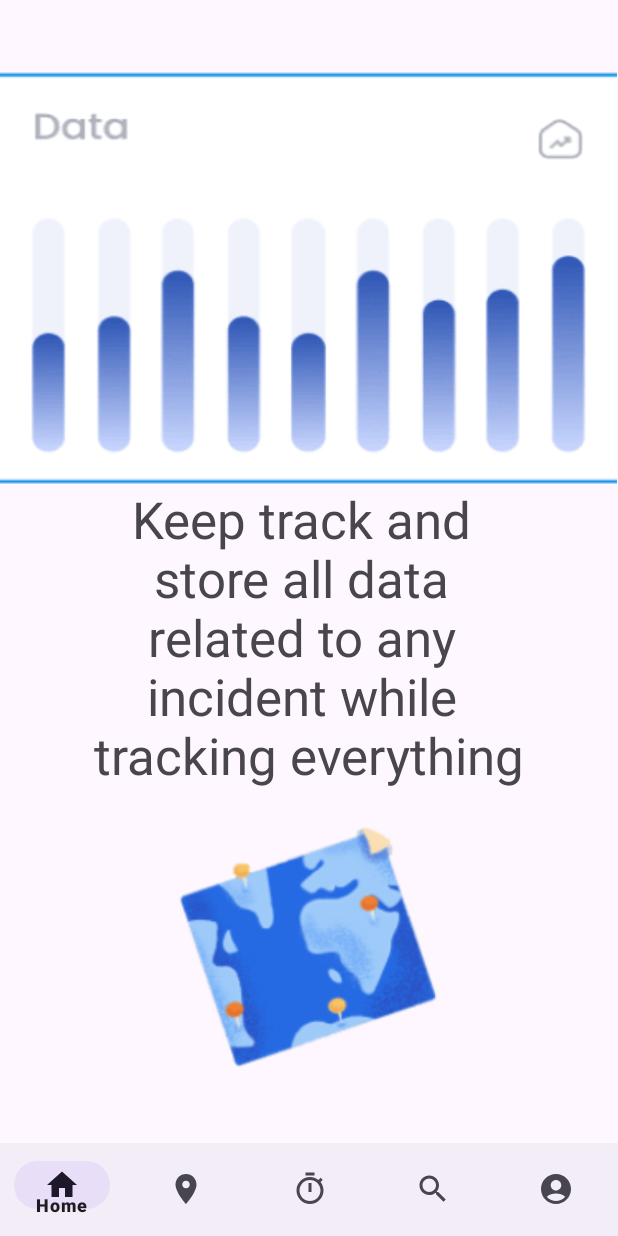
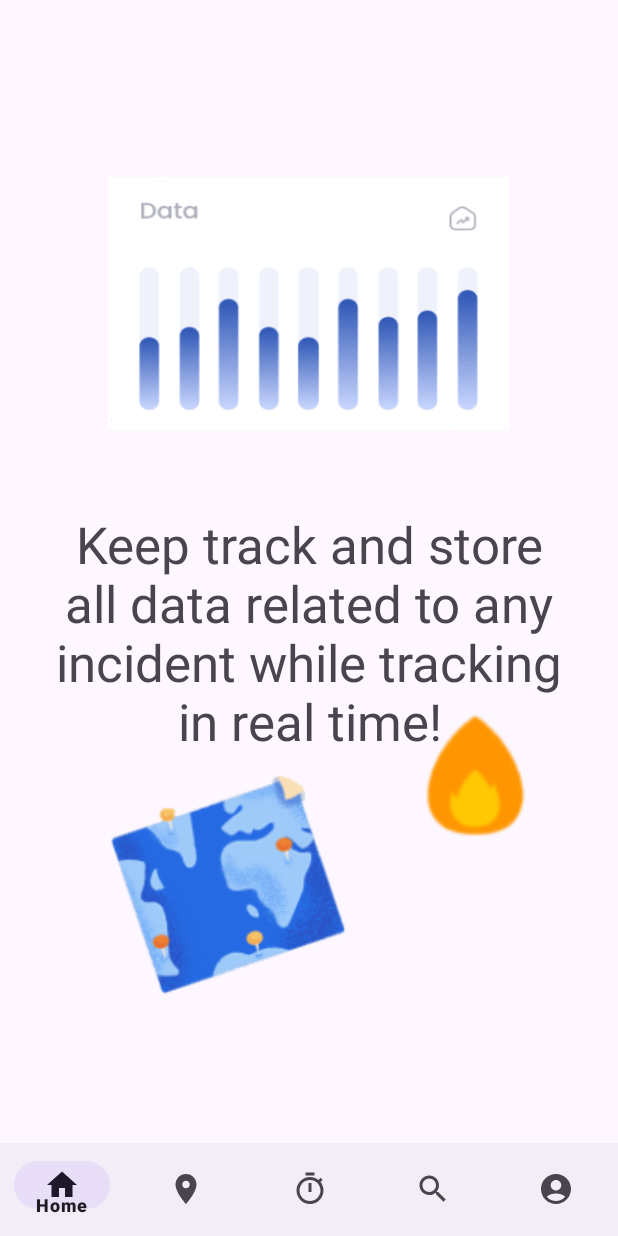
Before and after one commit to jeo33/ELEC390-COEN390, an Android app: the HomePage screen opened directly, with no data from a screen before it, on a phone screen of 412 x 824 dp. Run offline under Robolectric (Android 15) with nearby library versions, the phone set to English and light mode, and no system bars; our stand-ins replace Firebase (no records; nobody signed in at launch, a user with empty details on screens opened directly).

Commit message:
changed the home page

```diff
--- a/app/src/main/java/com/example/a390project/view/LoadingActivity.java
+++ b/app/src/main/java/com/example/a390project/view/LoadingActivity.java
@@ -10,7 +10,7 @@ import com.example.a390project.R;
 
 public class LoadingActivity extends AppCompatActivity {
 
-    private static final int LOADING_DURATION = 2000;
+    private static final int LOADING_DURATION = 4000;
 
     @Override
     protected void onCreate(Bundle savedInstanceState) {
--- a/app/src/main/res/layout/activity_loading.xml
+++ b/app/src/main/res/layout/activity_loading.xml
@@ -11,7 +11,7 @@
     <ImageView
         android:id="@+id/loadingImage"
         android:layout_width="match_parent"
-        android:layout_height="match_parent"
+        android:layout_height="792dp"
         android:background="#1C1919"
         android:src="@mipmap/ic_launcher_foreground"
         app:srcCompat="@mipmap/ic_launcher_foreground"
--- a/app/src/main/res/layout/fragment_home_page.xml
+++ b/app/src/main/res/layout/fragment_home_page.xml
@@ -1,6 +1,8 @@
 <!-- fragment_home.xml -->
-<LinearLayout xmlns:android="http://schemas.android.com/apk/res/android"
+<androidx.constraintlayout.widget.ConstraintLayout xmlns:android="http://schemas.android.com/apk/res/android"
     xmlns:app="http://schemas.android.com/apk/res-auto"
+    xmlns:tools="http://schemas.android.com/tools"
+    android:id="@+id/linearLayout2"
     android:layout_width="match_parent"
     android:layout_height="match_parent"
     android:orientation="vertical">
@@ -8,23 +10,53 @@
 
     <ImageView
         android:id="@+id/dataImageView"
-        android:layout_width="match_parent"
-        android:layout_height="wrap_content"
+        android:layout_width="243dp"
+        android:layout_height="231dp"
+        android:layout_marginStart="84dp"
+        android:layout_marginTop="39dp"
+        android:layout_marginEnd="84dp"
+        android:layout_marginBottom="22dp"
         android:scaleX="1.1"
-        app:srcCompat="@drawable/data_picture_390" />
+        app:layout_constraintBottom_toTopOf="@+id/textView"
+        app:layout_constraintEnd_toEndOf="parent"
+        app:layout_constraintStart_toStartOf="parent"
+        app:layout_constraintTop_toTopOf="parent"
+        app:srcCompat="@drawable/data_picture_390"
+        tools:srcCompat="@drawable/data_picture_390" />
 
     <TextView
         android:id="@+id/textView"
-        android:layout_width="match_parent"
-        android:layout_height="227dp"
-        android:text="Keep track and \nstore all data \nrelated to any \nincident while \ntracking everything"
+        android:layout_width="349dp"
+        android:layout_height="283dp"
+        android:layout_marginStart="31dp"
+        android:layout_marginTop="22dp"
+        android:layout_marginEnd="31dp"
+        android:fontFamily="sans-serif"
+        android:text="Keep track and store all data related to any incident while tracking in real time!"
         android:textAlignment="center"
-        android:textSize="34sp" />
+        android:textSize="34sp"
+        app:layout_constraintEnd_toEndOf="parent"
+        app:layout_constraintStart_toStartOf="parent"
+        app:layout_constraintTop_toBottomOf="@+id/dataImageView" />
+
+    <ImageView
+        android:id="@+id/mapImageVIew"
+        android:layout_width="wrap_content"
+        android:layout_height="wrap_content"
+        android:layout_marginEnd="180dp"
+        android:layout_marginBottom="52dp"
+        app:layout_constraintBottom_toBottomOf="parent"
+        app:layout_constraintEnd_toEndOf="parent"
+        app:srcCompat="@drawable/map_picture_390" />
 
     <ImageView
         android:id="@+id/imageView3"
-        android:layout_width="match_parent"
-        android:layout_height="161dp"
-        app:srcCompat="@drawable/map_picture_390" />
+        android:layout_width="68dp"
+        android:layout_height="85dp"
+        android:layout_marginEnd="60dp"
+        android:layout_marginBottom="156dp"
+        app:layout_constraintBottom_toBottomOf="parent"
+        app:layout_constraintEnd_toEndOf="parent"
+        app:srcCompat="@drawable/fire_390" />
 
-</LinearLayout>
+</androidx.constraintlayout.widget.ConstraintLayout>
--- a/app/src/main/res/layout/fragment_timer.xml
+++ b/app/src/main/res/layout/fragment_timer.xml
@@ -41,11 +41,11 @@
 
         <ImageButton
             android:id="@+id/startButton"
-            android:layout_width="72dp"
-            android:layout_height="72dp"
-            android:layout_marginStart="140dp"
+            android:layout_width="52dp"
+            android:layout_height="56dp"
+            android:layout_marginStart="110dp"
             android:layout_marginTop="75dp"
-            android:layout_marginEnd="45dp"
+            android:layout_marginEnd="60dp"
             android:layout_marginBottom="30dp"
             android:backgroundTint="#FF0000"
             android:contentDescription="Start Timer"
@@ -58,10 +58,10 @@
 
         <ImageButton
             android:id="@+id/stopButton"
-            android:layout_width="72dp"
-            android:layout_height="72dp"
+            android:layout_width="50dp"
+            android:layout_height="56dp"
             android:layout_marginTop="75dp"
-            android:layout_marginEnd="135dp"
+            android:layout_marginEnd="110dp"
             android:layout_marginBottom="30dp"
             android:backgroundTint="#FF0000"
             android:contentDescription="Stop Timer"
```
Also changed, not shown: app/src/main/res/drawable/data_picture_390.png, app/src/main/res/drawable/fire_390.png (added).
